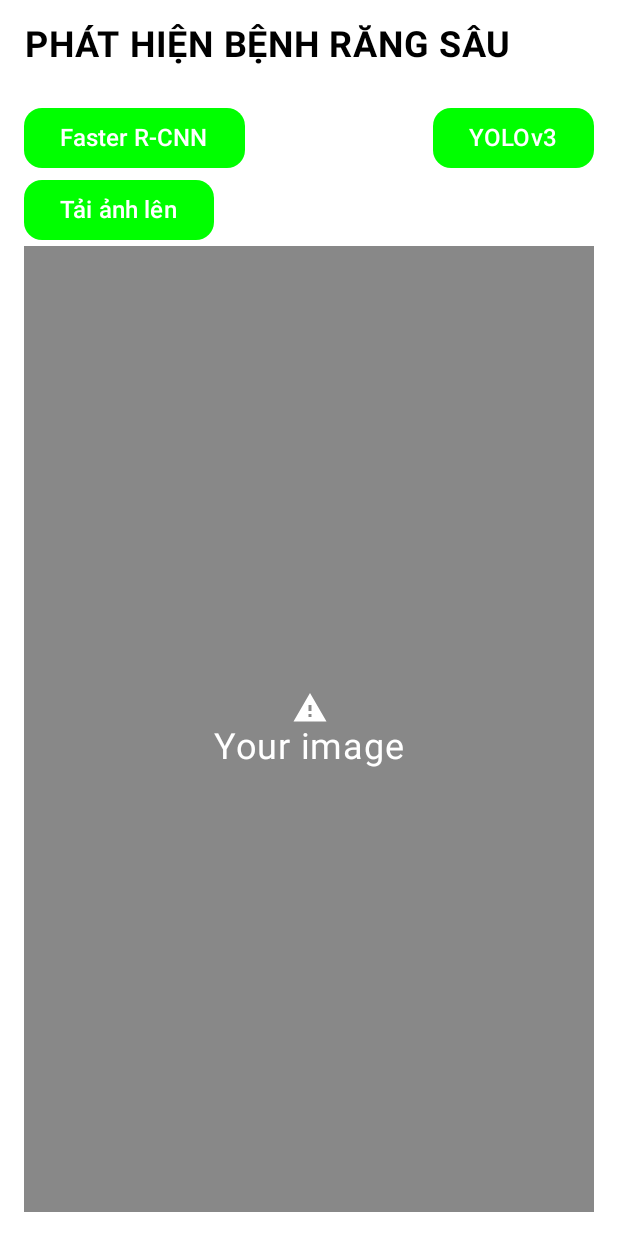
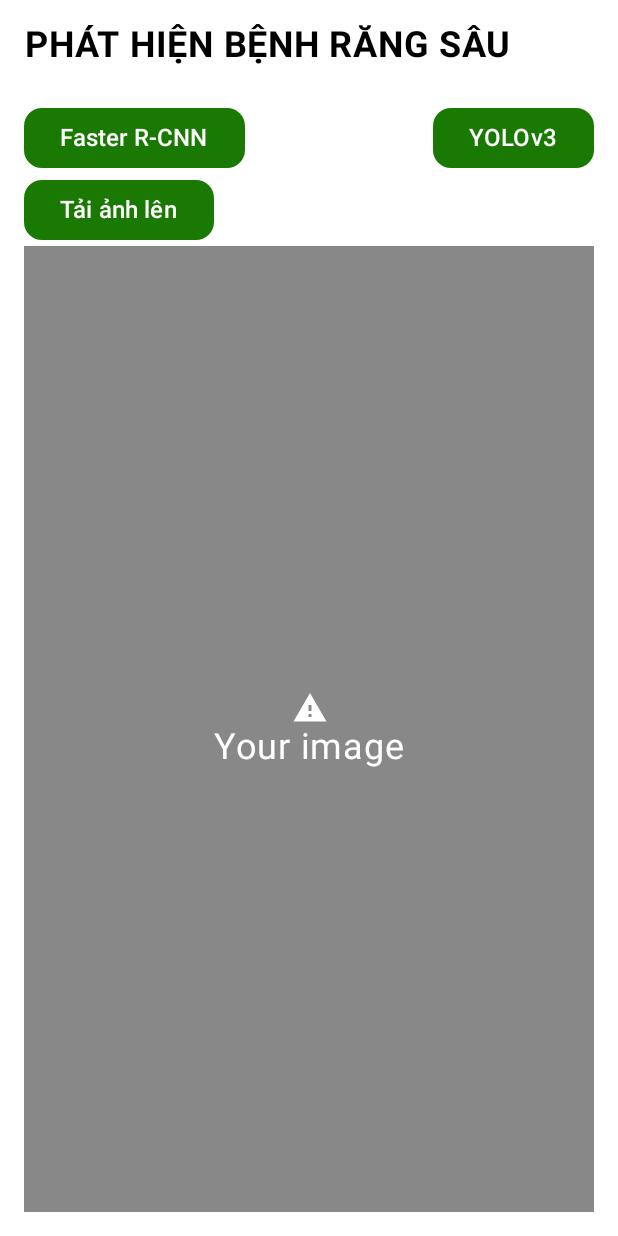
Before and after one commit to huutuan1705/Final_graduation_project, an Android app built with Jetpack Compose: the screen it shows after launch (MainActivity), on a phone screen of 412 x 824 dp. Run offline under Robolectric (Android 15) with nearby library versions, the phone set to English and light mode, and no system bars.

Commit message:
update vissualize

```diff
--- a/Android_app/app/src/main/java/com/ptit/predicttuand20/MainActivity.kt
+++ b/Android_app/app/src/main/java/com/ptit/predicttuand20/MainActivity.kt
@@ -50,6 +50,7 @@ import com.google.gson.Gson
 import com.google.gson.GsonBuilder
 import com.ptit.predicttuand20.YoloRetrofitClient.gson
 import com.ptit.predicttuand20.ui.theme.PredictTuanD20Theme
+import com.ptit.predicttuand20.ui.theme.Green40
 import kotlinx.coroutines.launch
 import okhttp3.MediaType.Companion.toMediaTypeOrNull
 import okhttp3.MultipartBody
@@ -168,7 +169,7 @@ class MainActivity : ComponentActivity() {
                             ) {
                                 Button(
                                     colors = ButtonDefaults.buttonColors(
-                                        containerColor = Color.Green,
+                                        containerColor = Green40,
                                         contentColor = Color.White
                                     ),
                                     shape = RoundedCornerShape(12.dp),
@@ -206,7 +207,7 @@ class MainActivity : ComponentActivity() {
 
                                 Button(
                                     colors = ButtonDefaults.buttonColors(
-                                        containerColor = Color.Green,
+                                        containerColor = Green40,
                                         contentColor = Color.White
                                     ),
                                     shape = RoundedCornerShape(12.dp),
@@ -245,7 +246,7 @@ class MainActivity : ComponentActivity() {
 
                             Button(
                                 colors = ButtonDefaults.buttonColors(
-                                    containerColor = Color.Green,
+                                    containerColor = Green40,
                                     contentColor = Color.White
                                 ),
                                 shape = RoundedCornerShape(12.dp),
@@ -311,7 +312,7 @@ class MainActivity : ComponentActivity() {
                         } else {
                             Button(
                                 colors = ButtonDefaults.buttonColors(
-                                    containerColor = Color.Green,
+                                    containerColor = Green40,
                                     contentColor = Color.White
                                 ),
                                 modifier = Modifier.fillMaxWidth(),
--- a/Android_app/app/src/main/java/com/ptit/predicttuand20/ui/theme/Color.kt
+++ b/Android_app/app/src/main/java/com/ptit/predicttuand20/ui/theme/Color.kt
@@ -9,3 +9,4 @@ val Pink80 = Color(0xFFEFB8C8)
 val Purple40 = Color(0xFF6650a4)
 val PurpleGrey40 = Color(0xFF625b71)
 val Pink40 = Color(0xFF7D5260)
+val Green40 = Color(0xFF1A7902)
```
Also changed, not shown: 5 other files.
